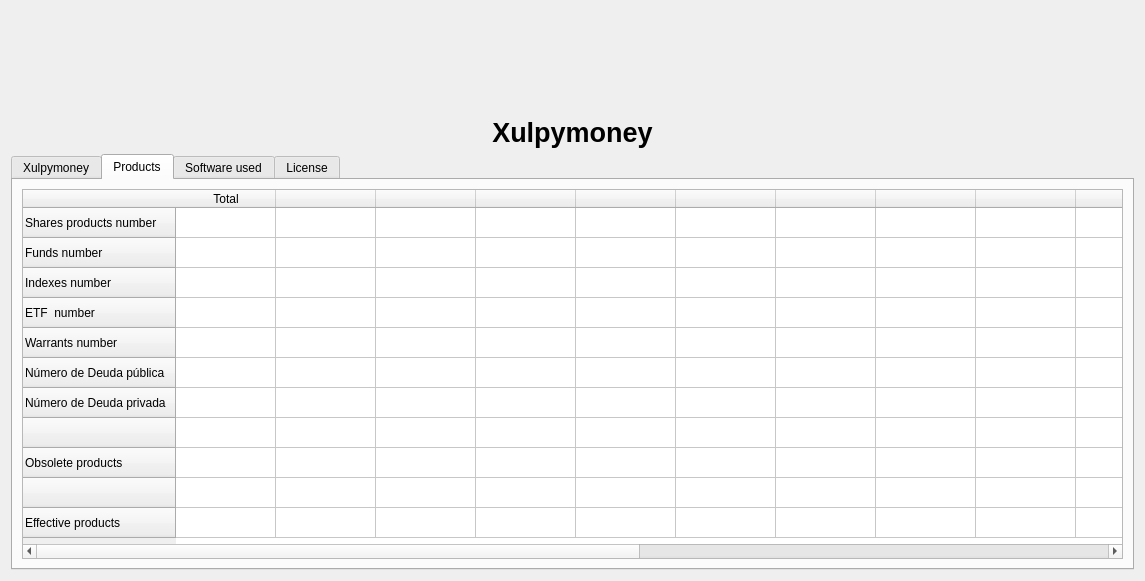
Before: the Qt Designer form xulpymoney/ui/frmAbout.ui in turulomio/xulpymoney, drawn with Qt 5.
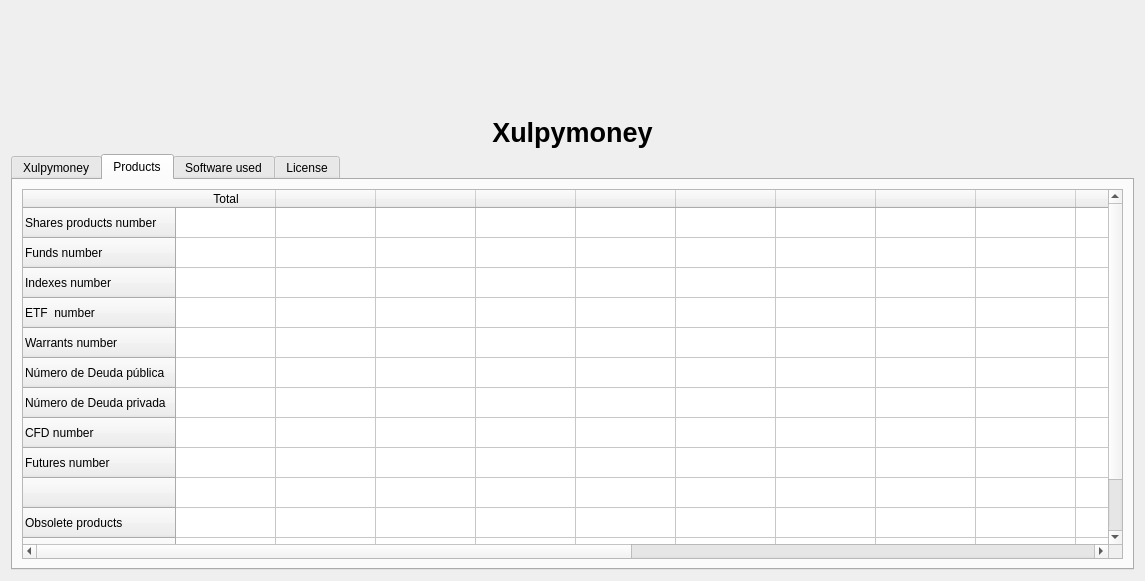
After: the same form once the commit is applied. The open tabs and pages were chosen to show the change. Icons and pictures are not drawn. Custom widgets are drawn as their Qt base class.

Commit message: CFD and futures add to frmAbout statistics

```diff
--- a/xulpymoney/ui/frmAbout.ui
+++ b/xulpymoney/ui/frmAbout.ui
@@ -180,6 +180,16 @@
              <string>Número de Deuda privada</string>
             </property>
            </row>
+           <row>
+            <property name="text">
+             <string>CFD number</string>
+            </property>
+           </row>
+           <row>
+            <property name="text">
+             <string>Futures number</string>
+            </property>
+           </row>
            <row>
             <property name="text">
              <string/>
```
Left out of the diff: 4 changed lines with no effect on the pictures. The commit also changes 8 other files.
